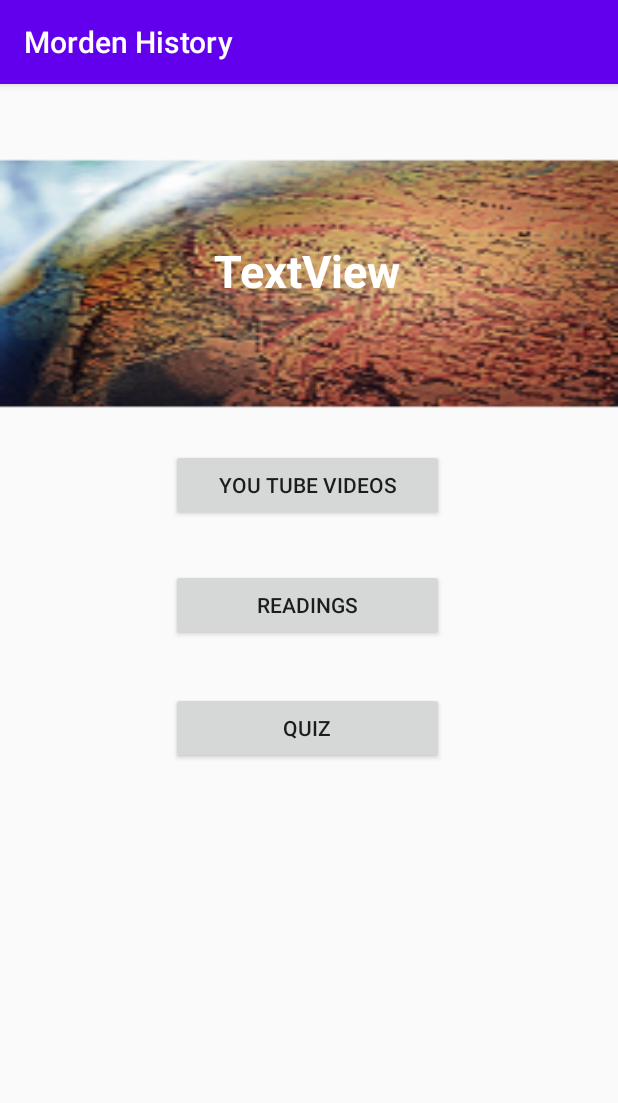
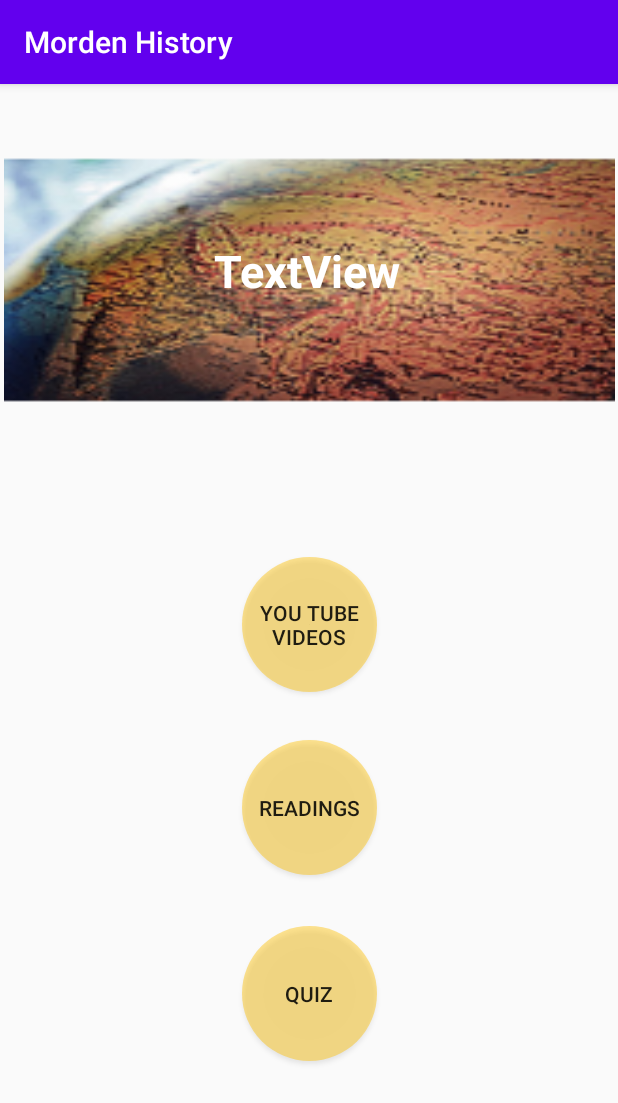
Before and after one commit to MA-KUNYUAN/Morden_History, an Android app: the Detail_Option screen opened directly, with no data from a screen before it, on a phone screen of 412 x 824 dp. Shown: the top 1103 px of the screen. Run offline under Robolectric (Android 15) with nearby library versions, the light colour scheme and no system bars.

Commit message:
My work for detail option and list UI improvement.

```diff
--- /dev/null
+++ b/app/src/main/res/drawable-v21/circle_button.xml
@@ -0,0 +1,8 @@
+<?xml version="1.0" encoding="utf-8"?>
+<ripple xmlns:android="http://schemas.android.com/apk/res/android" android:color="#FFFDBF03">
+    <item>
+        <shape android:shape="oval">
+            <solid android:color="#70FDBF03"/>
+        </shape>
+    </item>
+</ripple>
--- /dev/null
+++ b/app/src/main/res/drawable/circle_button.xml
@@ -0,0 +1,13 @@
+<?xml version="1.0" encoding="utf-8"?>
+<selector xmlns:android="http://schemas.android.com/apk/res/android">
+    <item android:state_pressed="false">
+        <shape android:shape="oval">
+            <solid android:color="#70FDBF03"/>
+        </shape>
+    </item>
+    <item android:state_pressed="true">
+        <shape android:shape="oval">
+            <solid android:color="#FFFDBF03"/>
+        </shape>
+    </item>
+</selector>
--- a/app/src/main/res/layout/activity_detail_youtube.xml
+++ b/app/src/main/res/layout/activity_detail_youtube.xml
@@ -25,10 +25,10 @@
         android:id="@+id/playVid"
         android:layout_width="wrap_content"
         android:layout_height="wrap_content"
-        android:layout_marginStart="32dp"
-        android:layout_marginLeft="32dp"
         android:layout_marginTop="31dp"
         android:text="Play Video"
+        app:layout_constraintEnd_toEndOf="parent"
+        app:layout_constraintHorizontal_bias="0.5"
         app:layout_constraintStart_toStartOf="parent"
         app:layout_constraintTop_toBottomOf="@+id/youtube_view" />
 
--- a/app/src/main/res/layout/activity_you_tube_list.xml
+++ b/app/src/main/res/layout/activity_you_tube_list.xml
@@ -10,10 +10,7 @@
         android:id="@+id/youTube_rv"
         android:layout_width="0dp"
         android:layout_height="0dp"
-android:layout_marginStart="1dp"
-android:layout_marginLeft="1dp"
-android:layout_marginEnd="1dp"
-android:layout_marginRight="1dp"
+        android:background="@drawable/morden_history"
         app:layout_constraintBottom_toBottomOf="parent"
         app:layout_constraintEnd_toEndOf="parent"
         app:layout_constraintStart_toStartOf="parent"
--- a/app/src/main/res/layout/detail_options.xml
+++ b/app/src/main/res/layout/detail_options.xml
@@ -6,9 +6,9 @@
     android:layout_height="match_parent">
 
     <FrameLayout
-        android:layout_width="match_parent"
-        android:layout_height="match_parent"
-        app:layout_constraintBottom_toBottomOf="parent"
+        android:id="@+id/frameLayout2"
+        android:layout_width="407dp"
+        android:layout_height="304dp"
         app:layout_constraintEnd_toEndOf="parent"
         app:layout_constraintStart_toStartOf="parent"
         app:layout_constraintTop_toTopOf="parent">
@@ -16,7 +16,7 @@
         <ImageView
             android:id="@+id/imageView"
             android:layout_width="match_parent"
-            android:layout_height="266dp"
+            android:layout_height="261dp"
             android:scaleType="fitXY"
             app:srcCompat="@mipmap/ic_launcher_foreground" />
     </FrameLayout>
@@ -38,37 +38,43 @@
 
     <Button
         android:id="@+id/readings"
-        android:layout_width="182dp"
-        android:layout_height="48dp"
-        android:layout_marginStart="114dp"
-        android:layout_marginLeft="114dp"
+        android:layout_width="90dp"
+        android:layout_height="90dp"
         android:layout_marginTop="32dp"
+        android:background="@drawable/circle_button"
+        android:gravity="center_vertical|center_horizontal"
         android:onClick="PdfView"
         android:text="readings"
+        app:layout_constraintEnd_toEndOf="parent"
+        app:layout_constraintHorizontal_bias="0.5"
         app:layout_constraintStart_toStartOf="parent"
         app:layout_constraintTop_toBottomOf="@+id/youtube" />
 
     <Button
         android:id="@+id/youtube"
-        android:layout_width="182dp"
-        android:layout_height="48dp"
-        android:layout_marginStart="114dp"
-        android:layout_marginLeft="114dp"
-        android:layout_marginTop="48dp"
+        android:layout_width="90dp"
+        android:layout_height="90dp"
+        android:layout_marginTop="120dp"
+        android:background="@drawable/circle_button"
+        android:gravity="center_vertical|center_horizontal"
         android:onClick="YouTubeVideo"
         android:text="You Tube Videos"
+        app:layout_constraintEnd_toEndOf="parent"
+        app:layout_constraintHorizontal_bias="0.5"
         app:layout_constraintStart_toStartOf="parent"
         app:layout_constraintTop_toBottomOf="@+id/title1" />
 
     <Button
         android:id="@+id/quiz"
-        android:layout_width="182dp"
-        android:layout_height="48dp"
-        android:layout_marginStart="114dp"
-        android:layout_marginLeft="114dp"
+        android:layout_width="90dp"
+        android:layout_height="90dp"
         android:layout_marginTop="34dp"
+        android:background="@drawable/circle_button"
+        android:gravity="center_vertical|center_horizontal"
         android:onClick="takeQuiz"
         android:text="Quiz"
+        app:layout_constraintEnd_toEndOf="parent"
+        app:layout_constraintHorizontal_bias="0.5"
         app:layout_constraintStart_toStartOf="parent"
         app:layout_constraintTop_toBottomOf="@+id/readings" />
 </androidx.constraintlayout.widget.ConstraintLayout>
```
Also changed, not shown: app/src/main/res/drawable-v21/row_button.xml (added, +8 -0 lines), app/src/main/res/drawable/row_button.xml (added, +13 -0 lines), app/src/main/res/layout/activity_pdf_list.xml (+1 -6 lines), app/src/main/res/layout/pdf_item.xml (+11 -8 lines), app/src/main/res/layout/you_tube_item.xml (+10 -6 lines). Lines whose indentation alone changed are shown as unchanged.
